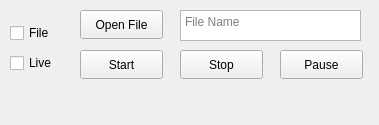
bburakcetinkaya/AudioBroadcast, file mainwindow.ui: the form before one commit.
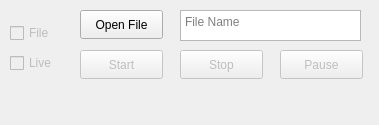
The form after the commit.

Commit message: ui-data.len update

The edit to the form file:
```diff
--- a/mainwindow.ui
+++ b/mainwindow.ui
@@ -15,6 +15,9 @@
   </property>
   <widget class="QWidget" name="centralwidget">
    <widget class="QPushButton" name="start_button">
+    <property name="enabled">
+     <bool>false</bool>
+    </property>
     <property name="geometry">
      <rect>
       <x>80</x>
@@ -28,6 +31,9 @@
     </property>
    </widget>
    <widget class="QPushButton" name="stop_button">
+    <property name="enabled">
+     <bool>false</bool>
+    </property>
     <property name="geometry">
      <rect>
       <x>180</x>
@@ -41,6 +47,9 @@
     </property>
    </widget>
    <widget class="QPushButton" name="pause_button">
+    <property name="enabled">
+     <bool>false</bool>
+    </property>
     <property name="geometry">
      <rect>
       <x>280</x>
@@ -80,6 +89,9 @@
     </property>
    </widget>
    <widget class="QCheckBox" name="live_checkBox">
+    <property name="enabled">
+     <bool>false</bool>
+    </property>
     <property name="geometry">
      <rect>
       <x>10</x>
@@ -96,6 +108,9 @@
     </attribute>
    </widget>
    <widget class="QCheckBox" name="file_checkBox">
+    <property name="enabled">
+     <bool>false</bool>
+    </property>
     <property name="geometry">
      <rect>
       <x>10</x>
```
Left out of the diff: 12 changed lines with no effect on the pictures. The commit also changes 2 other files.
